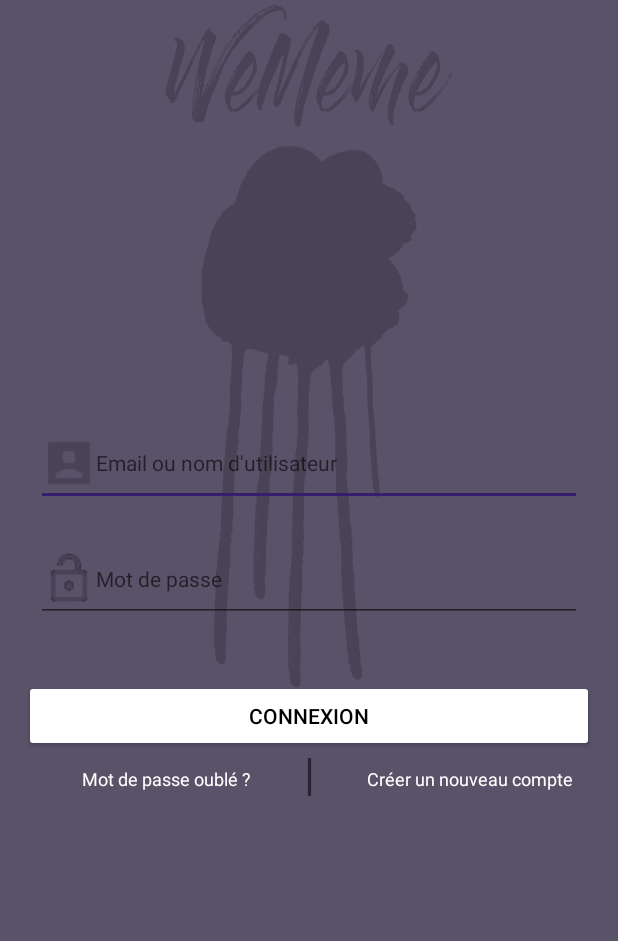
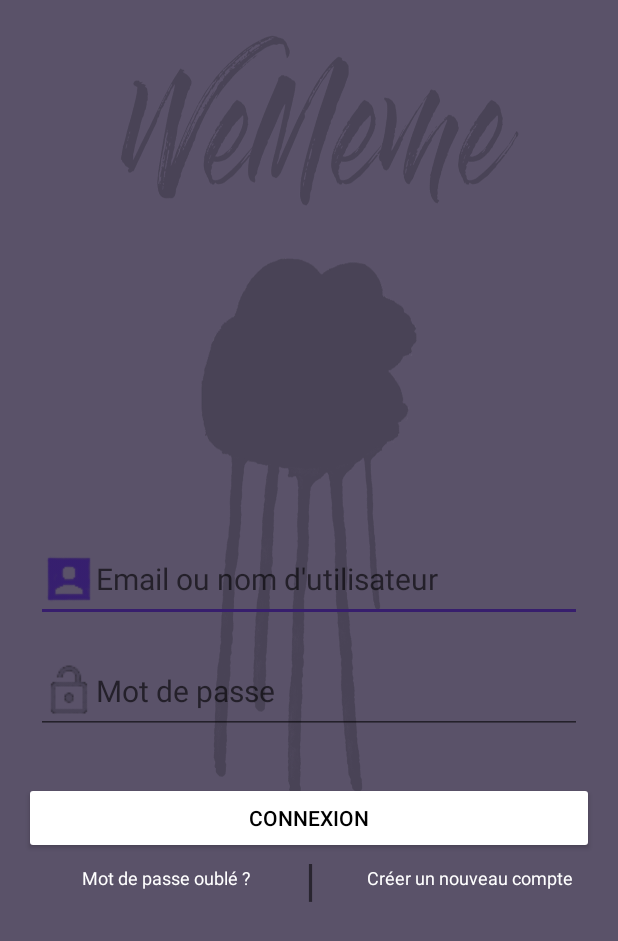
Before and after one commit to deosadamas/WeMeme, an Android app: the screen it shows after launch (LoginActivity), on a phone screen of 412 x 824 dp. Shown: the top 941 px of the screen. Run offline under Robolectric (Android 15) with nearby library versions, the light colour scheme and no system bars; our stand-ins replace Volley.

Commit message:
designe textview
asdas

```diff
--- a/App/WeMeme/app/src/main/java/wememe/com/LoginActivity.java
+++ b/App/WeMeme/app/src/main/java/wememe/com/LoginActivity.java
@@ -4,6 +4,8 @@ import android.app.AlertDialog;
 import android.content.Intent;
 import android.support.v7.app.AppCompatActivity;
 import android.os.Bundle;
+import android.text.Editable;
+import android.text.TextWatcher;
 import android.view.Menu;
 import android.view.MenuInflater;
 import android.view.MenuItem;
@@ -30,6 +32,22 @@ public class LoginActivity extends AppCompatActivity {
         final EditText edtxtMoteDePasseLog = (EditText)findViewById(R.id.txtMDPLogin);
         final Button btnLogin = (Button)findViewById(R.id.btnLogin);
         final TextView inscriptionLink = (TextView)findViewById(R.id.txtViewInscription);
+
+        edtxtMemeurLog.setOnFocusChangeListener(new View.OnFocusChangeListener() {
+            @Override
+            public void onFocusChange(View v, boolean hasFocus) {
+                edtxtMemeurLog.setCompoundDrawablesWithIntrinsicBounds(R.drawable.username_over,0,0,0);
+                edtxtMoteDePasseLog.setCompoundDrawablesWithIntrinsicBounds(R.drawable.lock,0,0,0);
+            }
+        });
+
+        edtxtMoteDePasseLog.setOnFocusChangeListener(new View.OnFocusChangeListener() {
+            @Override
+            public void onFocusChange(View v, boolean hasFocus) {
+                edtxtMoteDePasseLog.setCompoundDrawablesWithIntrinsicBounds(R.drawable.lock_over,0,0,0);
+                edtxtMemeurLog.setCompoundDrawablesWithIntrinsicBounds(R.drawable.username,0,0,0);
+            }
+        });
 
         inscriptionLink.setOnClickListener(new View.OnClickListener(){
             @Override
--- a/App/WeMeme/app/src/main/res/layout/activity_login.xml
+++ b/App/WeMeme/app/src/main/res/layout/activity_login.xml
@@ -4,7 +4,7 @@
     android:orientation="vertical"
     android:layout_width="match_parent"
     android:layout_height="match_parent"
-    android:background="@drawable/background1">
+    android:background="@drawable/background">
 
     <TextView
         android:id="@+id/txtViewInscription"
@@ -14,7 +14,7 @@
         android:layout_marginLeft="8dp"
         android:layout_marginRight="16dp"
         android:layout_marginStart="16dp"
-        android:layout_marginTop="9dp"
+        android:layout_marginTop="7dp"
         android:gravity="left"
         android:text="Créer un nouveau compte"
         android:textColor="@android:color/white"
@@ -39,7 +39,7 @@
         app:layout_constraintHorizontal_bias="0.0"
         app:layout_constraintLeft_toLeftOf="parent"
         app:layout_constraintRight_toRightOf="parent"
-        android:layout_marginTop="9dp"
+        android:layout_marginTop="7dp"
         app:layout_constraintTop_toBottomOf="@+id/btnLogin" />
 
     <Button
@@ -61,31 +61,31 @@
         android:layout_marginTop="8dp"
         app:layout_constraintBottom_toBottomOf="parent"
         android:layout_marginBottom="8dp"
-        app:layout_constraintVertical_bias="0.586" />
+        app:layout_constraintVertical_bias="0.675" />
 
 
     <EditText
         android:id="@+id/txtEmailLogin"
         android:layout_width="0dp"
         android:layout_height="wrap_content"
+        android:layout_marginBottom="8dp"
+        android:layout_marginEnd="24dp"
         android:layout_marginLeft="24dp"
         android:layout_marginRight="24dp"
+        android:layout_marginStart="24dp"
         android:layout_marginTop="8dp"
+        android:drawableLeft="@drawable/username"
         android:ems="10"
         android:hint="Email ou nom d'utilisateur"
         android:inputType="textEmailAddress"
         android:textColor="@color/white"
-        android:textSize="14sp"
+        android:textSize="20sp"
+        app:layout_constraintBottom_toBottomOf="parent"
         app:layout_constraintHorizontal_bias="0.0"
         app:layout_constraintLeft_toLeftOf="parent"
         app:layout_constraintRight_toRightOf="parent"
-        android:layout_marginStart="24dp"
-        android:layout_marginEnd="24dp"
         app:layout_constraintTop_toTopOf="parent"
-        app:layout_constraintBottom_toBottomOf="parent"
-        android:layout_marginBottom="8dp"
-        app:layout_constraintVertical_bias="0.363"
-        android:drawableLeft="@drawable/username" />
+        app:layout_constraintVertical_bias="0.466" />
 
     <EditText
         android:id="@+id/txtMDPLogin"
@@ -97,18 +97,18 @@
         android:layout_marginRight="24dp"
         android:layout_marginStart="24dp"
         android:layout_marginTop="8dp"
+        android:drawableLeft="@drawable/lock"
         android:ems="10"
-        android:textColor="@color/white"
         android:hint="Mot de passe"
         android:inputType="textPassword"
-        android:textSize="14sp"
+        android:textColor="@color/white"
+        android:textSize="20sp"
+        app:layout_constraintBottom_toBottomOf="parent"
         app:layout_constraintHorizontal_bias="0.0"
         app:layout_constraintLeft_toLeftOf="parent"
         app:layout_constraintRight_toRightOf="parent"
-        app:layout_constraintVertical_bias="0.466"
         app:layout_constraintTop_toTopOf="parent"
-        app:layout_constraintBottom_toBottomOf="parent"
-        android:drawableLeft="@drawable/lock"/>
+        app:layout_constraintVertical_bias="0.565" />
 
     <TextView
         android:id="@+id/textView5"
@@ -123,8 +123,8 @@
         android:textSize="30sp"
         app:layout_constraintBottom_toBottomOf="parent"
         app:layout_constraintTop_toBottomOf="@+id/txtMDPLogin"
-        app:layout_constraintVertical_bias="0.205"
-        app:layout_constraintHorizontal_bias="0.501"
+        app:layout_constraintVertical_bias="0.244"
+        app:layout_constraintHorizontal_bias="0.518"
         app:layout_constraintLeft_toRightOf="@+id/textView2"
         app:layout_constraintRight_toLeftOf="@+id/txtViewInscription" />
 
```
Also changed, not shown: App/WeMeme/app/src/main/res/drawable/background.png, App/WeMeme/app/src/main/res/drawable/background1.png, App/WeMeme/app/src/main/res/drawable/lock_over.png (added), App/WeMeme/app/src/main/res/drawable/username_over.png (added).
